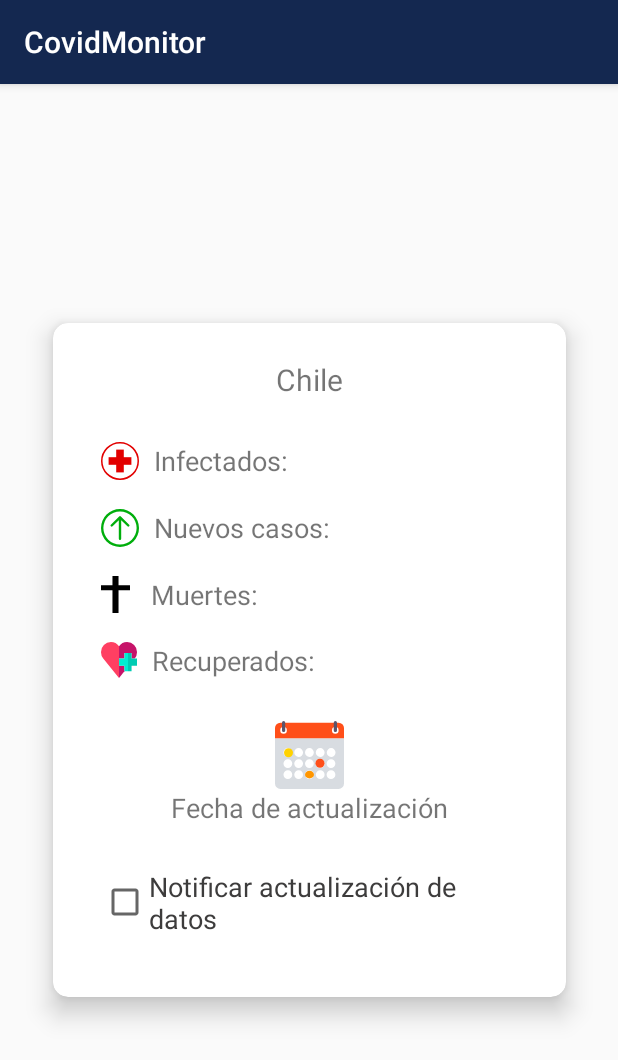
After one commit to pabloTP87/CovidMonitor, an Android app: the fragment PaisFragment shown on its own in the app's theme, on a phone screen of 412 x 824 dp. The commit adds this screen. Shown: the top 1060 px of the screen. Run offline under Robolectric (Android 15) with nearby library versions, the phone set to English and light mode, and no system bars.

Commit message:
Creada vista para datos país

```diff
--- a/app/build.gradle
+++ b/app/build.gradle
@@ -37,7 +37,9 @@ dependencies {
     implementation 'com.squareup.retrofit2:retrofit:2.8.1'
     implementation 'com.squareup.retrofit2:converter-gson:2.8.1'
 
+    implementation 'androidx.legacy:legacy-support-v4:1.0.0'
     testImplementation 'junit:junit:4.12'
     androidTestImplementation 'androidx.test.ext:junit:1.1.1'
     androidTestImplementation 'androidx.test.espresso:espresso-core:3.2.0'
+    implementation 'androidx.cardview:cardview:1.0.0'
 }
--- a/app/src/main/java/com/covid/covidmonitor/MainActivity.java
+++ b/app/src/main/java/com/covid/covidmonitor/MainActivity.java
@@ -1,75 +1,17 @@
 package com.covid.covidmonitor;
+
+import android.os.Bundle;
 
 import androidx.appcompat.app.AppCompatActivity;
 
-import android.os.Bundle;
-import android.widget.Spinner;
-import android.widget.SpinnerAdapter;
-import android.widget.TextView;
-
-import com.covid.covidmonitor.Interface.JsonPlaceholderApi;
-import com.covid.covidmonitor.Model.Post;
-
-import java.util.List;
-
-import retrofit2.Call;
-import retrofit2.Callback;
-import retrofit2.Response;
-import retrofit2.Retrofit;
-import retrofit2.converter.gson.GsonConverterFactory;
-
 public class MainActivity extends AppCompatActivity {
 
-
-    private TextView jsonText;
     @Override
     protected void onCreate(Bundle savedInstanceState) {
         super.onCreate(savedInstanceState);
         setContentView(R.layout.activity_main);
 
-        jsonText = findViewById(R.id.jsonText);
-
-        getPost();
     }
 
-    private void getPost(){
-        Retrofit retrofit = new Retrofit.Builder()
-                .baseUrl("https://chile-coronapi.herokuapp.com/api/v2/latest/")
-                .addConverterFactory(GsonConverterFactory.create())
-                .build();
 
-        // llamamos a la interfaz
-        JsonPlaceholderApi jsonPlaceholderApi = retrofit.create(JsonPlaceholderApi.class);
-        // Creamos un Call y le asignamos el método de la interfaz
-        Call<List<Post>> call = jsonPlaceholderApi.getPost();
-
-        call.enqueue(new Callback<List<Post>>() {
-            @Override
-            public void onResponse(Call<List<Post>> call, Response<List<Post>> response) {
-                if(!response.isSuccessful()){
-                    jsonText.setText("Codigo: "+response.code());
-                }
-
-                List<Post> postList = response.body();
-
-                assert postList != null;
-                for (Post post: postList) {
-                    String content = "";
-                    content += "confirmados: "+ post.getConfirmed()  + "\n";
-                    content += "muertes: "+ post.getDeaths()  + "\n";
-                    content += "fecha: "+ post.getLast_updated()  + "\n";
-                    content += "nuevos infectados: "+ post.getNew_daily_cases()  + "\n";
-                    content += "region: "+ post.getRegion()  + "\n\n";
-                    //content += "ubicación: "+ post.getRegionInfo()  + "\n\n";
-
-                    jsonText.append(content);
-                }
-            }
-
-            @Override
-            public void onFailure(Call<List<Post>> call, Throwable t) {
-                    jsonText.setText(t.getMessage());
-            }
-        });
-    }
 }
--- /dev/null
+++ b/app/src/main/java/com/covid/covidmonitor/fragments/PaisFragment.java
@@ -0,0 +1,82 @@
+package com.covid.covidmonitor.fragments;
+
+import android.os.Bundle;
+
+import androidx.fragment.app.Fragment;
+
+import android.view.LayoutInflater;
+import android.view.View;
+import android.view.ViewGroup;
+
+import com.covid.covidmonitor.Interface.JsonPlaceholderApi;
+import com.covid.covidmonitor.Model.Post;
+import com.covid.covidmonitor.R;
+
+import java.util.List;
+
+import retrofit2.Call;
+import retrofit2.Callback;
+import retrofit2.Response;
+import retrofit2.Retrofit;
+import retrofit2.converter.gson.GsonConverterFactory;
+
+/**
+ * A simple {@link Fragment} subclass.
+ */
+public class PaisFragment extends Fragment {
+
+    public PaisFragment() {
+        // Required empty public constructor
+    }
+
+
+    @Override
+    public View onCreateView(LayoutInflater inflater, ViewGroup container,
+                             Bundle savedInstanceState) {
+
+        View view = inflater.inflate(R.layout.fragment_pais, container, false);
+        // Inflate the layout for this fragment
+        return view;
+    }
+
+    private void getPost(){
+        Retrofit retrofit = new Retrofit.Builder()
+                .baseUrl("https://chile-coronapi.herokuapp.com/api/v2/latest/")
+                .addConverterFactory(GsonConverterFactory.create())
+                .build();
+
+        // llamamos a la interfaz
+        JsonPlaceholderApi jsonPlaceholderApi = retrofit.create(JsonPlaceholderApi.class);
+        // Creamos un Call y le asignamos el método de la interfaz
+        Call<List<Post>> call = jsonPlaceholderApi.getPost();
+
+        call.enqueue(new Callback<List<Post>>() {
+            @Override
+            public void onResponse(Call<List<Post>> call, Response<List<Post>> response) {
+                if(!response.isSuccessful()){
+                    //jsonText.setText("Codigo: "+response.code());
+                }
+
+                List<Post> postList = response.body();
+
+                assert postList != null;
+                for (Post post: postList) {
+                    String content = "";
+                    content += "confirmados: "+ post.getConfirmed()  + "\n";
+                    content += "muertes: "+ post.getDeaths()  + "\n";
+                    content += "fecha: "+ post.getLast_updated()  + "\n";
+                    content += "nuevos infectados: "+ post.getNew_daily_cases()  + "\n";
+                    content += "region: "+ post.getRegion()  + "\n\n";
+                    //content += "ubicación: "+ post.getRegionInfo()  + "\n\n";
+
+                    //jsonText.append(content);
+                }
+            }
+
+            @Override
+            public void onFailure(Call<List<Post>> call, Throwable t) {
+                //jsonText.setText(t.getMessage());
+            }
+        });
+    }
+}
--- /dev/null
+++ b/app/src/main/java/com/covid/covidmonitor/fragments/RegionFragment.java
@@ -0,0 +1,29 @@
+package com.covid.covidmonitor.fragments;
+
+import android.os.Bundle;
+
+import androidx.fragment.app.Fragment;
+
+import android.view.LayoutInflater;
+import android.view.View;
+import android.view.ViewGroup;
+
+import com.covid.covidmonitor.R;
+
+/**
+ * A simple {@link Fragment} subclass.
+ */
+public class RegionFragment extends Fragment {
+
+    public RegionFragment() {
+        // Required empty public constructor
+    }
+
+
+    @Override
+    public View onCreateView(LayoutInflater inflater, ViewGroup container,
+                             Bundle savedInstanceState) {
+        // Inflate the layout for this fragment
+        return inflater.inflate(R.layout.fragment_region, container, false);
+    }
+}
--- /dev/null
+++ b/app/src/main/res/drawable/calendar_img.xml
@@ -0,0 +1,72 @@
+<vector xmlns:android="http://schemas.android.com/apk/res/android"
+    android:width="46dp"
+    android:height="45dp"
+    android:viewportWidth="46"
+    android:viewportHeight="45">
+  <path
+      android:pathData="M0,11.341v30a3.631,3.631 0,0 0,3.594 3.659L42.406,45A3.631,3.631 0,0 0,46 41.341L46,11.341Z"
+      android:fillColor="#d8dce1"/>
+  <path
+      android:pathData="M42.406,1.098L3.594,1.098A3.631,3.631 0,0 0,0 4.757v6.585L46,11.342L46,4.757A3.631,3.631 0,0 0,42.406 1.098ZM5.75,8.415a2.2,2.2 0,1 1,2.156 -2.2A2.176,2.176 0,0 1,5.75 8.415ZM40.25,8.415a2.2,2.2 0,1 1,2.156 -2.2A2.176,2.176 0,0 1,40.25 8.415Z"
+      android:fillColor="#ff4f19"/>
+  <path
+      android:pathData="M23,17.927a2.927,2.927 0,1 0,2.875 2.927A2.9,2.9 0,0 0,23 17.927Z"
+      android:fillColor="#fff"/>
+  <path
+      android:pathData="M15.813,17.927a2.927,2.927 0,1 0,2.875 2.927A2.9,2.9 0,0 0,15.813 17.927Z"
+      android:fillColor="#fff"/>
+  <path
+      android:pathData="M8.625,17.927a2.927,2.927 0,1 0,2.875 2.927A2.9,2.9 0,0 0,8.625 17.927Z"
+      android:fillColor="#fff"/>
+  <path
+      android:pathData="M30.188,17.927a2.927,2.927 0,1 0,2.875 2.927A2.9,2.9 0,0 0,30.188 17.927Z"
+      android:fillColor="#fff"/>
+  <path
+      android:pathData="M37.375,23.781A2.927,2.927 0,1 0,34.5 20.854,2.9 2.9,0 0,0 37.375,23.781Z"
+      android:fillColor="#fff"/>
+  <path
+      android:pathData="M23,25.244a2.927,2.927 0,1 0,2.875 2.927A2.9,2.9 0,0 0,23 25.244Z"
+      android:fillColor="#fff"/>
+  <path
+      android:pathData="M15.813,25.244a2.927,2.927 0,1 0,2.875 2.927A2.9,2.9 0,0 0,15.813 25.244Z"
+      android:fillColor="#fff"/>
+  <path
+      android:pathData="M8.625,25.244a2.927,2.927 0,1 0,2.875 2.927A2.9,2.9 0,0 0,8.625 25.244Z"
+      android:fillColor="#fff"/>
+  <path
+      android:pathData="M30.188,25.244a2.927,2.927 0,1 0,2.875 2.927A2.9,2.9 0,0 0,30.188 25.244Z"
+      android:fillColor="#fff"/>
+  <path
+      android:pathData="M37.375,25.244a2.927,2.927 0,1 0,2.875 2.927A2.9,2.9 0,0 0,37.375 25.244Z"
+      android:fillColor="#fff"/>
+  <path
+      android:pathData="M23,32.561a2.927,2.927 0,1 0,2.875 2.927A2.9,2.9 0,0 0,23 32.561Z"
+      android:fillColor="#fff"/>
+  <path
+      android:pathData="M15.813,32.561a2.927,2.927 0,1 0,2.875 2.927A2.9,2.9 0,0 0,15.813 32.561Z"
+      android:fillColor="#fff"/>
+  <path
+      android:pathData="M8.625,32.561a2.927,2.927 0,1 0,2.875 2.927A2.9,2.9 0,0 0,8.625 32.561Z"
+      android:fillColor="#fff"/>
+  <path
+      android:pathData="M30.188,32.561a2.927,2.927 0,1 0,2.875 2.927A2.9,2.9 0,0 0,30.188 32.561Z"
+      android:fillColor="#fff"/>
+  <path
+      android:pathData="M37.375,32.561a2.927,2.927 0,1 0,2.875 2.927A2.9,2.9 0,0 0,37.375 32.561Z"
+      android:fillColor="#fff"/>
+  <path
+      android:pathData="M5.75,7.317A1.088,1.088 0,0 1,4.672 6.22L4.672,1.1a1.078,1.078 0,1 1,2.156 0L6.828,6.22A1.088,1.088 0,0 1,5.75 7.317Z"
+      android:fillColor="#5c546a"/>
+  <path
+      android:pathData="M40.25,7.317A1.088,1.088 0,0 1,39.172 6.22L39.172,1.1a1.078,1.078 0,1 1,2.156 0L41.328,6.22A1.088,1.088 0,0 1,40.25 7.317Z"
+      android:fillColor="#5c546a"/>
+  <path
+      android:pathData="M9,21m-3,0a3,3 0,1 1,6 0a3,3 0,1 1,-6 0"
+      android:fillColor="#ffd200"/>
+  <path
+      android:pathData="M20,35.5a3,2.5 0,1 0,6 0a3,2.5 0,1 0,-6 0z"
+      android:fillColor="#ff9600"/>
+  <path
+      android:pathData="M30,28m-3,0a3,3 0,1 1,6 0a3,3 0,1 1,-6 0"
+      android:fillColor="#ff4f19"/>
+</vector>
--- /dev/null
+++ b/app/src/main/res/drawable/cruz_img.xml
@@ -0,0 +1,9 @@
+<vector xmlns:android="http://schemas.android.com/apk/res/android"
+    android:width="19.333dp"
+    android:height="24.667dp"
+    android:viewportWidth="19.333"
+    android:viewportHeight="24.667">
+  <path
+      android:fillColor="#FF000000"
+      android:pathData="M19.33,6.2L11.687,6.2L11.687,0h-4.04L7.647,6.2L0,6.2L0,9.475h7.647L7.647,24.667h4.04L11.687,9.475L19.33,9.475Z"/>
+</vector>
--- /dev/null
+++ b/app/src/main/res/drawable/health_care_img.xml
@@ -0,0 +1,21 @@
+<vector xmlns:android="http://schemas.android.com/apk/res/android"
+    android:width="24dp"
+    android:height="24dp"
+    android:viewportWidth="24"
+    android:viewportHeight="24">
+  <path
+      android:pathData="M12,2.816A6.576,6.576 0,0 0,6.616 0,6.669 6.669,0 0,0 0,6.722a6.759,6.759 0,0 0,1.493 4.253L12,24Z"
+      android:fillColor="#ff3f62"/>
+  <path
+      android:pathData="M12,15.829v8.171l3.624,-4.492v-3.678Z"
+      android:fillColor="#c61469"/>
+  <path
+      android:pathData="M15.624,11.001L15.624,7.319h4.752v3.682h2.11l0.021,-0.026A6.759,6.759 0,0 0,24 6.722a6.669,6.669 0,0 0,-6.616 -6.722A6.576,6.576 0,0 0,12 2.816v8.185Z"
+      android:fillColor="#c61469"/>
+  <path
+      android:pathData="M20.376,11.001v-3.682L18,7.319v12.193h2.376v-3.682h3.624v-4.829Z"
+      android:fillColor="#00ccb3"/>
+  <path
+      android:pathData="M18,7.319h-2.376v3.682L12,11.001v4.829h3.624v3.682L18,19.512Z"
+      android:fillColor="#00eed1"/>
+</vector>
--- /dev/null
+++ b/app/src/main/res/drawable/infectados_img.xml
@@ -0,0 +1,17 @@
+<vector xmlns:android="http://schemas.android.com/apk/res/android"
+    android:width="25dp"
+    android:height="25dp"
+    android:viewportWidth="25"
+    android:viewportHeight="25">
+  <path
+      android:pathData="M12.5,12.5m-12,0a12,12 0,1 1,24 0a12,12 0,1 1,-24 0"
+      android:strokeWidth="1"
+      android:fillColor="#00000000"
+      android:strokeColor="#e20000"/>
+  <path
+      android:pathData="M10,5h5v15h-5z"
+      android:fillColor="#e20000"/>
+  <path
+      android:pathData="M5,10h15v5h-15z"
+      android:fillColor="#e20000"/>
+</vector>
--- /dev/null
+++ b/app/src/main/res/drawable/upload_img.xml
@@ -0,0 +1,12 @@
+<vector xmlns:android="http://schemas.android.com/apk/res/android"
+    android:width="25dp"
+    android:height="25dp"
+    android:viewportWidth="25"
+    android:viewportHeight="25">
+  <path
+      android:pathData="M12.5,0A12.5,12.5 0,1 0,25 12.5,12.5 12.5,0 0,0 12.5,0ZM12.5,23.437A10.937,10.937 0,1 1,23.437 12.5,10.937 10.937,0 0,1 12.5,23.437Z"
+      android:fillColor="#00ae0c"/>
+  <path
+      android:pathData="M13.059,4.917a0.8,0.8 0,0 0,-1.116 0L6.475,10.306a0.775,0.775 0,0 0,0 1.1,0.8 0.8,0 0,0 1.116,0l4.121,-4.063L11.712,19.532a0.789,0.789 0,0 0,1.578 0L13.29,7.35l4.121,4.063a0.8,0.8 0,0 0,1.116 0,0.776 0.776,0 0,0 0,-1.1Z"
+      android:fillColor="#00ae0c"/>
+</vector>
--- a/app/src/main/res/layout/activity_main.xml
+++ b/app/src/main/res/layout/activity_main.xml
@@ -1,24 +1,12 @@
 <?xml version="1.0" encoding="utf-8"?>
-<androidx.constraintlayout.widget.ConstraintLayout xmlns:android="http://schemas.android.com/apk/res/android"
+<androidx.constraintlayout.widget.ConstraintLayout
+    xmlns:android="http://schemas.android.com/apk/res/android"
     xmlns:app="http://schemas.android.com/apk/res-auto"
     xmlns:tools="http://schemas.android.com/tools"
     android:layout_width="match_parent"
     android:layout_height="match_parent"
     tools:context=".MainActivity">
 
-    <androidx.core.widget.NestedScrollView
-        android:layout_width="match_parent"
-        android:layout_height="match_parent">
 
-        <TextView
-            android:id="@+id/jsonText"
-            android:layout_width="wrap_content"
-            android:layout_height="wrap_content"
-            app:layout_constraintBottom_toBottomOf="parent"
-            app:layout_constraintLeft_toLeftOf="parent"
-            app:layout_constraintRight_toRightOf="parent"
-            app:layout_constraintTop_toTopOf="parent" />
-
-    </androidx.core.widget.NestedScrollView>
 
 </androidx.constraintlayout.widget.ConstraintLayout>
--- /dev/null
+++ b/app/src/main/res/layout/fragment_pais.xml
@@ -0,0 +1,97 @@
+<?xml version="1.0" encoding="utf-8"?>
+<androidx.constraintlayout.widget.ConstraintLayout
+    xmlns:android="http://schemas.android.com/apk/res/android"
+    xmlns:tools="http://schemas.android.com/tools"
+    xmlns:app="http://schemas.android.com/apk/res-auto"
+    android:layout_width="match_parent"
+    android:layout_height="match_parent"
+    tools:context=".fragments.PaisFragment">
+
+    <androidx.cardview.widget.CardView
+        android:layout_width="342dp"
+        android:layout_height="449dp"
+        android:background="@color/whiteColor"
+        app:cardCornerRadius="10dp"
+        app:cardElevation="10dp"
+        app:layout_constraintBottom_toBottomOf="parent"
+        app:layout_constraintEnd_toEndOf="parent"
+        app:layout_constraintStart_toStartOf="parent"
+        app:layout_constraintTop_toTopOf="parent">
+
+        <LinearLayout
+            android:layout_width="match_parent"
+            android:layout_height="match_parent"
+            android:orientation="vertical"
+            android:paddingStart="32dp"
+            android:paddingTop="24dp"
+            android:paddingEnd="32dp">
+
+            <TextView
+                android:id="@+id/title"
+                android:layout_width="match_parent"
+                android:layout_height="wrap_content"
+                android:layout_marginBottom="28dp"
+                android:gravity="center"
+                android:text="@string/chile"
+                android:textSize="20sp" />
+
+            <TextView
+                android:id="@+id/infectados"
+                android:layout_width="match_parent"
+                android:layout_height="wrap_content"
+                android:layout_marginBottom="19dp"
+                android:drawableStart="@drawable/infectados_img"
+                android:drawablePadding="10dp"
+                android:text="@string/infectados"
+                android:textSize="18sp" />
+
+            <TextView
+                android:id="@+id/nuevos_casos"
+                android:layout_width="match_parent"
+                android:layout_height="wrap_content"
+                android:layout_marginBottom="19dp"
+                android:drawableStart="@drawable/upload_img"
+                android:drawablePadding="10dp"
+                android:text="@string/nuevos_casos"
+                android:textSize="18sp" />
+
+            <TextView
+                android:id="@+id/muertes"
+                android:layout_width="match_parent"
+                android:layout_height="wrap_content"
+                android:layout_marginBottom="19dp"
+                android:drawableStart="@drawable/cruz_img"
+                android:drawablePadding="14dp"
+                android:text="@string/muertes"
+                android:textSize="18sp" />
+
+            <TextView
+                android:id="@+id/recuperados"
+                android:layout_width="match_parent"
+                android:layout_height="wrap_content"
+                android:layout_marginBottom="28dp"
+                android:drawableStart="@drawable/health_care_img"
+                android:drawablePadding="10dp"
+                android:text="@string/recuperados"
+                android:textSize="18sp" />
+
+            <TextView
+                android:layout_width="match_parent"
+                android:layout_height="wrap_content"
+                android:layout_marginBottom="28dp"
+                android:drawableTop="@drawable/calendar_img"
+                android:gravity="center"
+                android:text="@string/fecha"
+                android:textSize="18sp" />
+
+            <CheckBox
+                android:id="@+id/check_notification"
+                android:layout_width="match_parent"
+                android:layout_height="wrap_content"
+                android:text="@string/notificar"
+                android:textColor="@color/fontColor"
+                android:textSize="18sp" />
+        </LinearLayout>
+    </androidx.cardview.widget.CardView>
+
+</androidx.constraintlayout.widget.ConstraintLayout>
--- /dev/null
+++ b/app/src/main/res/layout/fragment_region.xml
@@ -0,0 +1,14 @@
+<?xml version="1.0" encoding="utf-8"?>
+<FrameLayout xmlns:android="http://schemas.android.com/apk/res/android"
+    xmlns:tools="http://schemas.android.com/tools"
+    android:layout_width="match_parent"
+    android:layout_height="match_parent"
+    tools:context=".fragments.RegionFragment">
+
+    <!-- TODO: Update blank fragment layout -->
+    <TextView
+        android:layout_width="match_parent"
+        android:layout_height="match_parent"
+        android:text="@string/hello_blank_fragment" />
+
+</FrameLayout>
--- a/app/src/main/res/values/colors.xml
+++ b/app/src/main/res/values/colors.xml
@@ -5,4 +5,5 @@
     <color name="colorAccent">#00a8cc</color>
     <color name="fontColor">#3D3C3C</color>
     <color name="whiteColor">#ffff</color>
+    <color name="background">#F8F8F8</color>
 </resources>
--- a/app/src/main/res/values/strings.xml
+++ b/app/src/main/res/values/strings.xml
@@ -2,4 +2,14 @@
     <string name="app_name">CovidMonitor</string>
     <string name="covid_monitor">Covid monitor</string>
     <string name="desc_logo">Logo de la app</string>
+    <string name="chile">Chile</string>
+    <string name="infectados">Infectados:</string>
+    <string name="nuevos_casos">Nuevos casos:</string>
+    <string name="muertes">Muertes:</string>
+    <string name="recuperados">Recuperados:</string>
+    <string name="fecha">Fecha de actualización</string>
+    <string name="notificar">Notificar actualización de datos</string>
+
+    <!-- TODO: Remove or change this placeholder text -->
+    <string name="hello_blank_fragment">Hello blank fragment</string>
 </resources>
```
